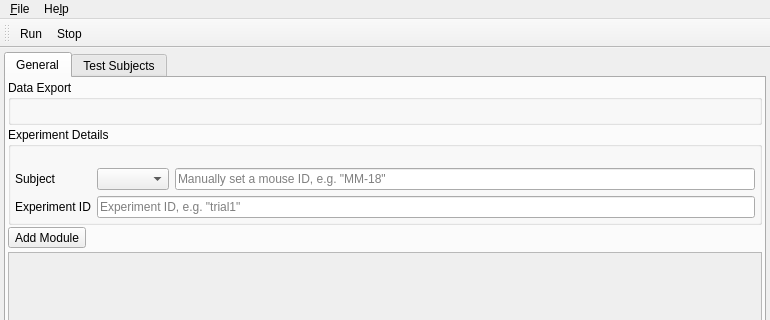
Before: the Qt Designer form src/mainwindow.ui in syntalos/syntalos, drawn with Qt 5; both pictures show x 0 to 770 and y 0 to 320 of the 770 by 761 pixel window.
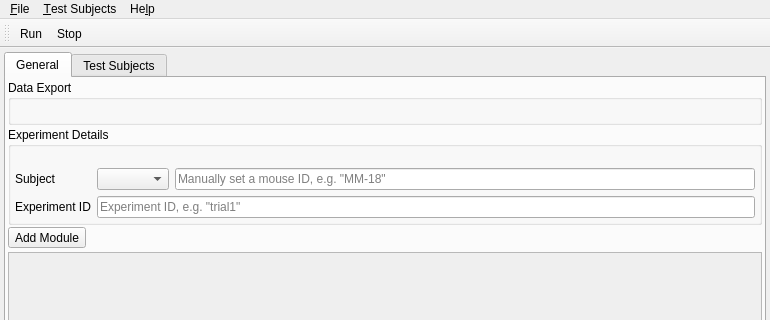
After: the same form once the commit is applied. Icons and pictures are not drawn.

Commit message:
Also register module selection on single click
This seems to be required to make the widget work well on GTK+ based
platforms as well.

Diff of the .ui file:
```diff
--- a/src/mainwindow.ui
+++ b/src/mainwindow.ui
@@ -548,7 +548,13 @@
     <addaction name="separator"/>
     <addaction name="actionQuit"/>
    </widget>
+   <widget class="QMenu" name="menuTest_Subjects">
+    <property name="title">
+     <string>&amp;Test Subjects</string>
+    </property>
+   </widget>
    <addaction name="menuTool"/>
+   <addaction name="menuTest_Subjects"/>
    <addaction name="menuHelp"/>
   </widget>
   <widget class="QToolBar" name="mainToolBar">
```
Left out of the diff: 3 changed lines with no effect on the pictures. The commit also changes 2 other files.
